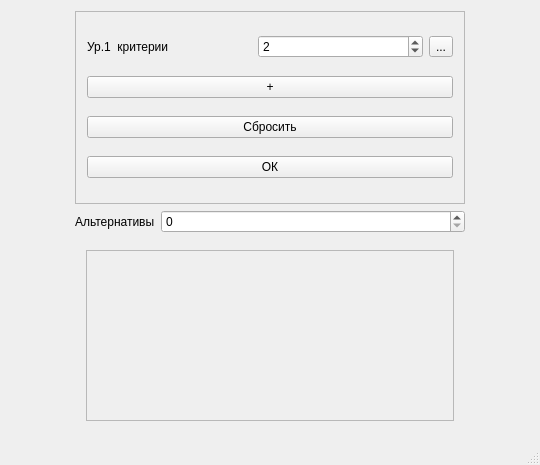
Old version of the form mainwindow.ui in the repository slice312/AnalyticHierarchyProcess_qt.
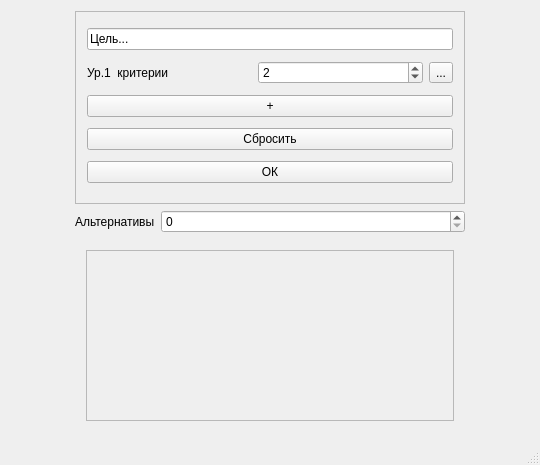
New version of the form.

What changed in the file:
```diff
--- a/mainwindow.ui
+++ b/mainwindow.ui
@@ -36,6 +36,13 @@
         </rect>
        </property>
        <layout class="QVBoxLayout" name="verticalLayout">
+        <item>
+         <widget class="QLineEdit" name="lineEdit">
+          <property name="text">
+           <string>Цель...</string>
+          </property>
+         </widget>
+        </item>
         <item>
          <layout class="QGridLayout" name="criteriaLayout">
           <item row="0" column="0">
```
